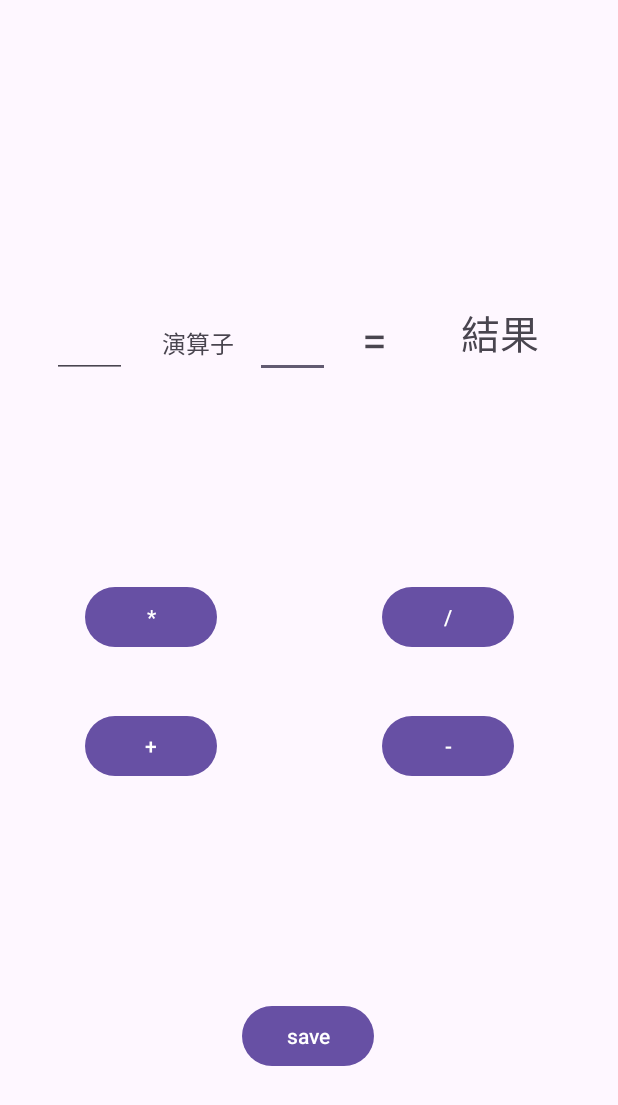
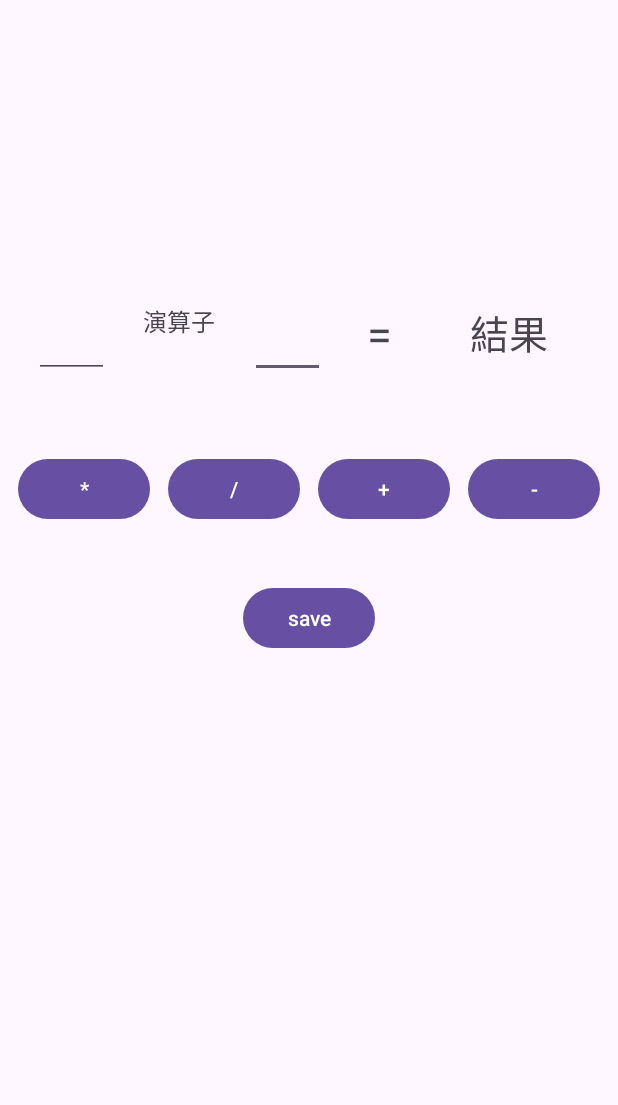
Before and after one commit to ikeda-ryouma/MobileApplyDevelopmentA, an Android app: the MainActivity screen opened directly, with no data from a screen before it, on a phone screen of 412 x 824 dp. Shown: the top 1105 px of the screen. Run offline under Robolectric (Android 15) with nearby library versions, the phone set to English and light mode, and no system bars; our stand-ins replace RxJava; 3 statements that could not run were skipped.

```diff
--- a/app/src/main/res/layout/activity_main.xml
+++ b/app/src/main/res/layout/activity_main.xml
@@ -13,22 +13,21 @@
         android:layout_height="wrap_content"
         android:text="*"
         app:layout_constraintBottom_toBottomOf="parent"
-        app:layout_constraintEnd_toEndOf="parent"
+        app:layout_constraintEnd_toStartOf="@+id/button_2"
         app:layout_constraintHorizontal_bias="0.174"
         app:layout_constraintStart_toStartOf="parent"
         app:layout_constraintTop_toTopOf="parent"
-        app:layout_constraintVertical_bias="0.499" />
+        app:layout_constraintVertical_bias="0.389" />
 
     <Button
         android:id="@+id/button_2"
         android:layout_width="wrap_content"
         android:layout_height="wrap_content"
         android:text="/"
-        app:layout_constraintBottom_toBottomOf="parent"
-        app:layout_constraintEnd_toEndOf="parent"
-        app:layout_constraintHorizontal_bias="0.787"
-        app:layout_constraintStart_toStartOf="parent"
-        app:layout_constraintTop_toTopOf="parent"
+        app:layout_constraintEnd_toStartOf="@id/button_3"
+        app:layout_constraintHorizontal_bias="0.77"
+        app:layout_constraintStart_toEndOf="@id/button_1"
+        app:layout_constraintTop_toTopOf="@+id/button_1"
         app:layout_constraintVertical_bias="0.499" />
 
     <Button
@@ -36,24 +35,22 @@
         android:layout_width="wrap_content"
         android:layout_height="wrap_content"
         android:text="+"
-        app:layout_constraintBottom_toBottomOf="parent"
-        app:layout_constraintEnd_toEndOf="parent"
+        app:layout_constraintEnd_toStartOf="@+id/button_4"
         app:layout_constraintHorizontal_bias="0.174"
-        app:layout_constraintStart_toStartOf="parent"
-        app:layout_constraintTop_toTopOf="parent"
-        app:layout_constraintVertical_bias="0.61" />
+        app:layout_constraintStart_toEndOf="@+id/button_2"
+        app:layout_constraintTop_toTopOf="@+id/button_1"
+        app:layout_constraintVertical_bias="0.499" />
 
     <Button
         android:id="@+id/button_4"
         android:layout_width="wrap_content"
         android:layout_height="wrap_content"
         android:text="-"
-        app:layout_constraintBottom_toBottomOf="parent"
         app:layout_constraintEnd_toEndOf="parent"
-        app:layout_constraintHorizontal_bias="0.787"
-        app:layout_constraintStart_toStartOf="parent"
-        app:layout_constraintTop_toTopOf="parent"
-        app:layout_constraintVertical_bias="0.61" />
+        app:layout_constraintHorizontal_bias="0.823"
+        app:layout_constraintStart_toEndOf="@id/button_3"
+        app:layout_constraintTop_toTopOf="@+id/button_1"
+        app:layout_constraintVertical_bias="0.499" />
 
     <TextView
         android:id="@+id/textbox_2"
@@ -62,12 +59,10 @@
         android:text="@string/text_3"
         android:textAlignment="center"
         android:textSize="26dp"
-        app:layout_constraintBottom_toBottomOf="parent"
         app:layout_constraintEnd_toEndOf="parent"
         app:layout_constraintHorizontal_bias="0.909"
-        app:layout_constraintStart_toStartOf="parent"
-        app:layout_constraintTop_toTopOf="parent"
-        app:layout_constraintVertical_bias="0.261" />
+        app:layout_constraintStart_toEndOf="@id/textbox_3"
+        app:layout_constraintTop_toTopOf="@+id/editText_1" />
 
     <EditText
         android:id="@+id/editText_2"
@@ -76,25 +71,23 @@
         android:ems="10"
         android:inputType="text"
         android:textSize="26dp"
-        app:layout_constraintBottom_toBottomOf="parent"
-        app:layout_constraintEnd_toEndOf="parent"
+
+        app:layout_constraintEnd_toStartOf="@id/textbox_3"
         app:layout_constraintHorizontal_bias="0.47"
-        app:layout_constraintStart_toStartOf="parent"
-        app:layout_constraintTop_toTopOf="parent"
-        app:layout_constraintVertical_bias="0.261" />
+        app:layout_constraintStart_toEndOf="@id/textbox_1"
+
+        app:layout_constraintTop_toTopOf="@+id/editText_1" />
 
     <TextView
         android:id="@+id/textbox_1"
         android:layout_width="wrap_content"
-        android:layout_height="wrap_content"
+        android:layout_height="50dp"
         android:text="演算子"
         android:textSize="16sp"
-        app:layout_constraintBottom_toBottomOf="parent"
-        app:layout_constraintEnd_toEndOf="parent"
+        app:layout_constraintEnd_toStartOf="@id/editText_2"
         app:layout_constraintHorizontal_bias="0.296"
-        app:layout_constraintStart_toStartOf="parent"
-        app:layout_constraintTop_toTopOf="parent"
-        app:layout_constraintVertical_bias="0.271" />
+        app:layout_constraintStart_toEndOf="@id/editText_1"
+        app:layout_constraintTop_toTopOf="@+id/editText_1" />
 
     <EditText
         android:id="@+id/editText_1"
@@ -104,7 +97,7 @@
         android:inputType="text"
         android:textSize="26dp"
         app:layout_constraintBottom_toBottomOf="parent"
-        app:layout_constraintEnd_toEndOf="parent"
+        app:layout_constraintEnd_toStartOf="@id/textbox_1"
         app:layout_constraintHorizontal_bias="0.096"
         app:layout_constraintStart_toStartOf="parent"
         app:layout_constraintTop_toTopOf="parent"
@@ -117,23 +110,23 @@
         android:text="save"
         app:layout_constraintBottom_toBottomOf="parent"
         app:layout_constraintEnd_toEndOf="parent"
-        app:layout_constraintHorizontal_bias="0.498"
+        app:layout_constraintHorizontal_bias="0.5"
         app:layout_constraintStart_toStartOf="parent"
         app:layout_constraintTop_toTopOf="parent"
-        app:layout_constraintVertical_bias="0.859" />
+        app:layout_constraintVertical_bias="0.5" />
 
     <TextView
         android:id="@+id/textbox_3"
         android:layout_width="27dp"
-        android:layout_height="46dp"
+        android:layout_height="50dp"
         android:text="="
         android:textAlignment="center"
         android:textSize="30dp"
-        app:layout_constraintBottom_toBottomOf="parent"
-        app:layout_constraintEnd_toEndOf="parent"
+
+        app:layout_constraintEnd_toStartOf="@id/textbox_2"
         app:layout_constraintHorizontal_bias="0.614"
-        app:layout_constraintStart_toStartOf="parent"
-        app:layout_constraintTop_toTopOf="parent"
-        app:layout_constraintVertical_bias="0.265" />
+        app:layout_constraintStart_toEndOf="@id/editText_2"
+
+        app:layout_constraintTop_toTopOf="@+id/editText_1" />
 
 </androidx.constraintlayout.widget.ConstraintLayout>
--- a/app/src/main/res/layout/activity_main3.xml
+++ b/app/src/main/res/layout/activity_main3.xml
@@ -157,7 +157,7 @@
 
     <TextView
         android:id="@+id/textView_1"
-        android:layout_width="409dp"
+        android:layout_width="411dp"
         android:layout_height="79dp"
         android:text="0"
         android:textAlignment="textEnd"
```
Also changed, not shown: app/src/main/AndroidManifest.xml (+9 -5 lines), app/src/main/java/jp/ac/meijou/android/s241205011/MainActivity2.java (+33 -0 lines), app/src/main/java/jp/ac/meijou/android/s241205011/MainActivity4.java (added, +48 -0 lines), app/src/main/res/layout/activity_main2.xml (+38 -20 lines), app/src/main/res/layout/activity_main4.xml (added, +40 -0 lines).
